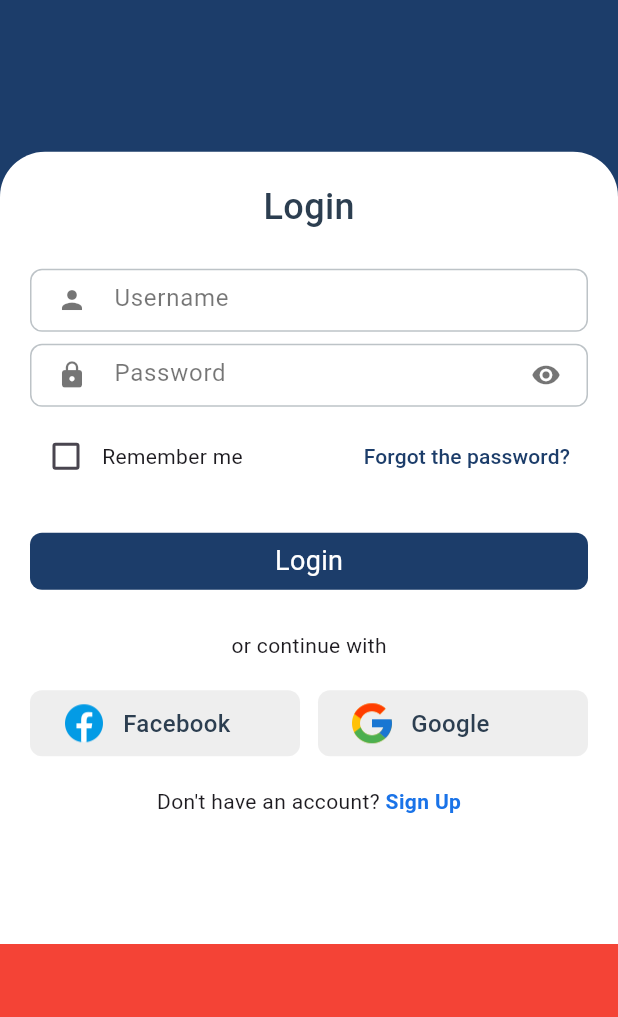
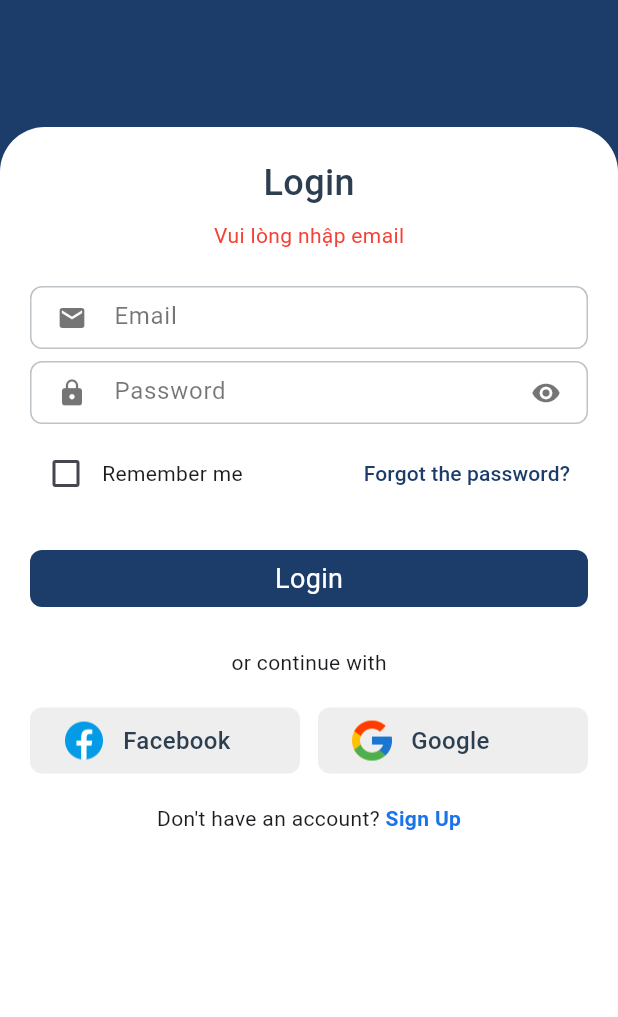
Before and after one commit to phandinhlong/callparts-app, a Flutter app: the screen it shows after launch, after a tap on "Login", on a phone screen of 412 x 824 dp, the part 219-1236 px from its top. Run offline on Flutter 3.47's test engine with Material 3 defaults, Android fonts, the phone set to English and light mode, and no system bars; our stand-ins replace dio, google_fonts, image_picker, table_calendar; accounts and stored records are empty.

Commit message:
Hoàn thành chức năng đăng nhập

```diff
--- a/lib/presentation/pages/authentication/login_screen.dart
+++ b/lib/presentation/pages/authentication/login_screen.dart
@@ -19,9 +19,9 @@
 class _LoginScreenState extends State<LoginScreen> {
   bool _rememberMe = false;
   final AuthService authService = AuthService();
-  final TextEditingController usernameController = TextEditingController();
+  final TextEditingController emailTextController = TextEditingController();
   final TextEditingController passwordController = TextEditingController();
-
+  late String _errorMessage = '';
   @override
   Widget build(BuildContext context) {
     return Scaffold(
@@ -46,7 +46,7 @@
             child: Align(
               alignment: Alignment.bottomCenter,
               child: Container(
-                height: MediaQuery.of(context).size.height * 0.7,
+                height: MediaQuery.of(context).size.height * 0.72,
                 decoration: const BoxDecoration(
                   color: Colors.white,
                   borderRadius: BorderRadius.only(
@@ -63,18 +63,27 @@
                         const Text1(
                           text1: 'Login',
                           size: 24,
-                        ),
+                        ),if (_errorMessage.isNotEmpty)
+                          Padding(
+                            padding: const EdgeInsets.only(top: 8.0),
+                            child: Text(
+                              _errorMessage,
+                              style: const TextStyle(
+                                  color: Colors.red, fontSize: 14),
+                            ),
+                          ),
                         const SizedBox(height: 20),
                         CustomTextField(
-                          label: 'Username',
-                          icon: Icons.person,
-                          controller: usernameController,
+                          label: 'Email',
+                          icon: Icons.email,
+                          controller: emailTextController,
                         ),
                         CustomTextField(
                           label: 'Password',
                           icon: Icons.lock,
                           icon2: Icons.visibility,
                           controller: passwordController,
+                          obscureText: true,
                         ),
                         const SizedBox(height: 5),
                         Row(
@@ -100,7 +109,7 @@
                                   context,
                                   MaterialPageRoute(
                                       builder: (context) =>
-                                          const ForgotPasswordScreen()),
+                                      const ForgotPasswordScreen()),
                                 );
                               },
                               child: const Text1(
@@ -114,25 +123,23 @@
                         CustomButton(
                             text: 'Login',
                             onTap: () async {
+                              setState(() {
+                                _errorMessage = '';
+                              });
                               bool success = await authService.login(
-                                usernameController.text,
+                                emailTextController.text,
                                 passwordController.text,
                               );
-                              print(success);
                               if (success) {
                                 Navigator.push(
                                   context,
                                   MaterialPageRoute(
                                       builder: (context) => HomePage()),
                                 );
-                              } else {
-                                ScaffoldMessenger.of(context).showSnackBar(
-                                  SnackBar(
-                                    content: Text(AuthService().message ??
-                                        'Login failed'),
-                                    backgroundColor: Colors.red,
-                                  ),
-                                );
+                              }else{
+                                setState(() {
+                                  _errorMessage = authService.message_error;
+                                });
                               }
                             }),
                         const SizedBox(height: 20),
@@ -160,19 +167,30 @@
                             const Text("Don't have an account? "),
                             GestureDetector(
                               onTap: () {
-                                Navigator.push(
-                                  context,
-                                  MaterialPageRoute(
-                                      builder: (context) =>
-                                          const SignUpScreen()),
+                                Navigator.of(context).push(
+                                  PageRouteBuilder(
+                                    transitionDuration: const Duration(milliseconds: 300),
+                                    pageBuilder: (context, animation, secondaryAnimation) => const SignUpScreen(),
+                                    transitionsBuilder: (context, animation, secondaryAnimation, child) {
+                                      const beginOffset = Offset(1.0, 0.0);
+                                      const endOffset = Offset.zero;
+                                      var tween = Tween(begin: beginOffset, end: endOffset).chain(CurveTween(curve: Curves.easeInOut));
+                                      var fadeTween = Tween<double>(begin: 0.0, end: 1.0);
+                                      return SlideTransition(
+                                        position: animation.drive(tween),
+                                        child: FadeTransition(
+                                          opacity: animation.drive(fadeTween),
+                                          child: child,
+                                        ),
+                                      );
+                                    },
+                                  ),
                                 );
-                                // Navigate to signup screen
                               },
                               child: const Text(
                                 'Sign Up',
                                 style: TextStyle(
                                   color: Color(0xFF1A73E8),
-                                  // Replace with your specific color
                                   fontWeight: FontWeight.bold,
                                 ),
                               ),
```
